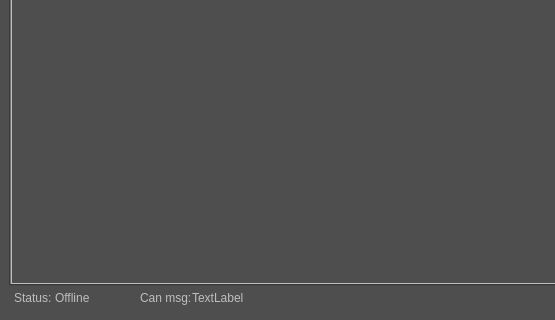
First picture: the form in CanReader/GUI/MainWindow.ui, repository GKPr0/Formula-Student-Telemetry, before the edit; both pictures show x 0 to 555 and y 400 to 720 of the 1080 by 720 pixel window.
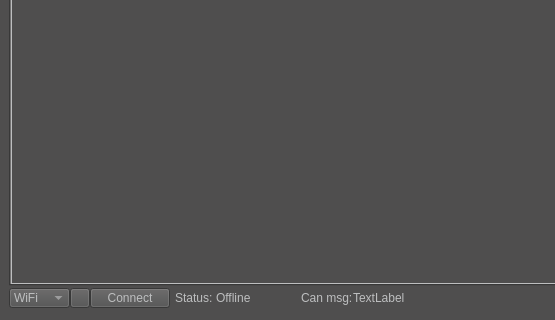
Second picture: the form after the edit. Icons and pictures are not drawn.

Commit message: Communication interface add to main window

What changed in the file:
```diff
--- a/CanReader/GUI/MainWindow.ui
+++ b/CanReader/GUI/MainWindow.ui
@@ -142,6 +142,83 @@
           <property name="leftMargin">
            <number>0</number>
           </property>
+          <item>
+           <widget class="QComboBox" name="cbox_com_type">
+            <property name="minimumSize">
+             <size>
+              <width>50</width>
+              <height>20</height>
+             </size>
+            </property>
+            <property name="maximumSize">
+             <size>
+              <width>70</width>
+              <height>20</height>
+             </size>
+            </property>
+            <item>
+             <property name="text">
+              <string>WiFi</string>
+             </property>
+            </item>
+            <item>
+             <property name="text">
+              <string>Serial</string>
+             </property>
+            </item>
+           </widget>
+          </item>
+          <item>
+           <widget class="QToolButton" name="toolbtn_com_settings">
+            <property name="minimumSize">
+             <size>
+              <width>20</width>
+              <height>20</height>
+             </size>
+            </property>
+            <property name="maximumSize">
+             <size>
+              <width>20</width>
+              <height>20</height>
+             </size>
+            </property>
+            <property name="text">
+             <string/>
+            </property>
+            <property name="icon">
+             <iconset>
+              <normaloff>../Images/settings_icon.png</normaloff>../Images/settings_icon.png</iconset>
+            </property>
+            <property name="autoRaise">
+             <bool>false</bool>
+            </property>
+            <property name="arrowType">
+             <enum>Qt::NoArrow</enum>
+            </property>
+           </widget>
+          </item>
+          <item>
+           <widget class="QPushButton" name="button_connect">
+            <property name="minimumSize">
+             <size>
+              <width>80</width>
+              <height>20</height>
+             </size>
+            </property>
+            <property name="maximumSize">
+             <size>
+              <width>100</width>
+              <height>20</height>
+             </size>
+            </property>
+            <property name="styleSheet">
+             <string notr="true"/>
+            </property>
+            <property name="text">
+             <string>Connect</string>
+            </property>
+           </widget>
+          </item>
           <item>
            <spacer name="horizontalSpacer_2">
             <property name="orientation">
```
Left out of the diff: 2 changed lines with no effect on the pictures. The commit also changes 1 other file.
